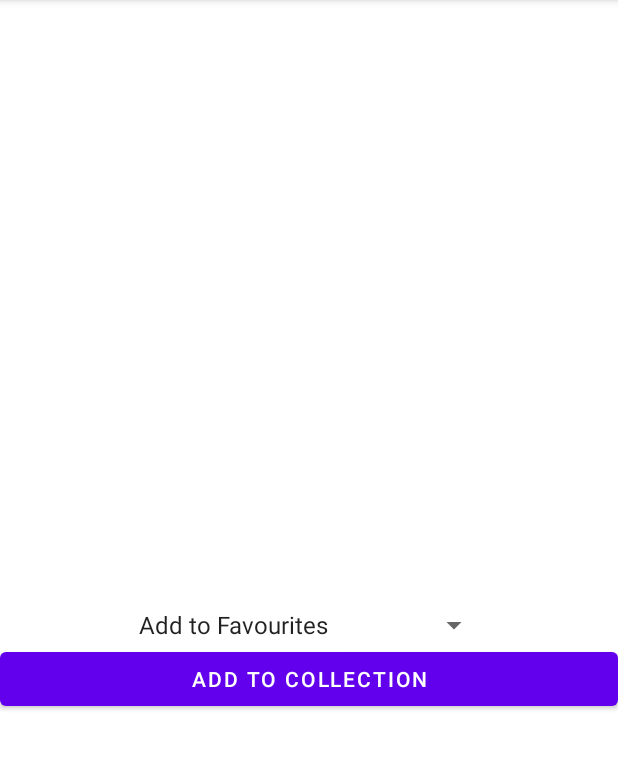
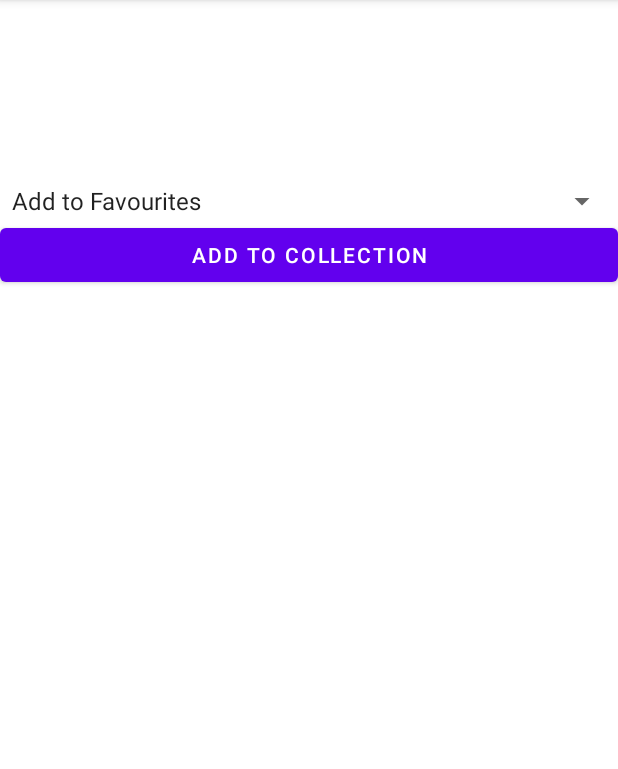
Before and after one commit to markusmeresma/mybooks, an Android app: the BookDetails screen opened directly, with no data from a screen before it, on a phone screen of 412 x 824 dp, the part 84-853 px from its top. Run offline under Robolectric (Android 15) with nearby library versions, the phone set to English and light mode, and no system bars; 1 statement that could not run was skipped.

```diff
--- a/app/src/main/java/com/example/mybooks/BooksAdapter.java
+++ b/app/src/main/java/com/example/mybooks/BooksAdapter.java
@@ -53,6 +53,10 @@ public class BooksAdapter extends RecyclerView.Adapter<BooksHolder> {
         holder.bindBook(b);
     }
 
+    /**
+     *
+     * @return
+     */
     public int getItemCount ()
     {
         return this.books.size();
--- a/app/src/main/java/com/example/mybooks/BooksHolder.java
+++ b/app/src/main/java/com/example/mybooks/BooksHolder.java
@@ -48,7 +48,6 @@ public class BooksHolder extends RecyclerView.ViewHolder implements View.OnClick
     public void onClick(View v) {
         // Sanity check
         if (this.book != null) {
-            Toast.makeText(this.context, "Clicked on " + this.book.getTitle(), Toast.LENGTH_LONG).show();
 
             Intent bookDetails = new Intent(itemView.getContext(), BookDetails.class);
             bookDetails.putExtra("book", this.book);
--- a/app/src/main/java/com/example/mybooks/CollectionsFragment.java
+++ b/app/src/main/java/com/example/mybooks/CollectionsFragment.java
@@ -63,6 +63,10 @@ public class CollectionsFragment extends Fragment {
         return view;
     }
 
+    /**
+     * Select a collection
+     * @param selectedCollection
+     */
     public void selectCollection (String selectedCollection)
     {
         String collection = selectedCollection;
--- a/app/src/main/java/com/example/mybooks/Utils.java
+++ b/app/src/main/java/com/example/mybooks/Utils.java
@@ -22,8 +22,7 @@ public class Utils {
     public Utils () {}
 
     /**
-     * Return string later
-     * Make private later
+     * Make google books API query
      * @param
      * @retun String
      */
--- a/app/src/main/res/layout/activity_book_details.xml
+++ b/app/src/main/res/layout/activity_book_details.xml
@@ -1,77 +1,64 @@
 <?xml version="1.0" encoding="utf-8"?>
-<LinearLayout xmlns:android="http://schemas.android.com/apk/res/android"
+<ScrollView xmlns:android="http://schemas.android.com/apk/res/android"
     xmlns:app="http://schemas.android.com/apk/res-auto"
     xmlns:tools="http://schemas.android.com/tools"
     android:layout_width="match_parent"
     android:layout_height="match_parent"
-    android:orientation="vertical"
-    android:gravity="center"
     tools:context=".BookDetails">
+
+
+        <LinearLayout
+            android:layout_width="match_parent"
+            android:layout_height="wrap_content"
+            android:orientation="vertical">
 
             <TextView
                 android:id="@+id/book_title_info"
                 android:layout_width="match_parent"
                 android:layout_height="wrap_content"
                 android:gravity="center_horizontal"
-        android:textAppearance="?android:attr/textAppearanceLarge"
-        app:layout_constraintBottom_toTopOf="@+id/btnAddToCollection"
-        app:layout_constraintTop_toTopOf="parent"
-        app:layout_constraintVertical_bias="0.025"
-        tools:layout_editor_absoluteX="0dp" />
+                android:textSize="28sp"
+                android:textStyle="bold"
+                android:textColor="@color/black"/>
 
             <TextView
                 android:id="@+id/book_subtitle_info"
                 android:layout_width="match_parent"
                 android:layout_height="wrap_content"
                 android:gravity="center_horizontal"
-        android:textAppearance="?android:attr/textAppearanceLarge"
-        app:layout_constraintBottom_toTopOf="@+id/spinner"
-        app:layout_constraintTop_toBottomOf="@+id/book_title_info"
-        app:layout_constraintVertical_bias="0.038"
-        tools:layout_editor_absoluteX="0dp" />
+                android:textSize="22sp"
+                android:textColor="@color/black"/>
 
             <TextView
                 android:id="@+id/book_authors_info"
                 android:layout_width="match_parent"
                 android:layout_height="wrap_content"
                 android:gravity="center_horizontal"
-        android:textAppearance="?android:attr/textAppearanceLarge"
-        app:layout_constraintBottom_toTopOf="@+id/spinner"
-        app:layout_constraintTop_toBottomOf="@+id/book_title_info"
-        app:layout_constraintVertical_bias="0.228"
-        tools:layout_editor_absoluteX="0dp" />
+                android:textSize="20sp"
+                android:textStyle="italic"
+                android:textColor="@color/black"/>
 
             <TextView
                 android:id="@+id/book_description_info"
                 android:layout_width="match_parent"
                 android:layout_height="wrap_content"
                 android:gravity="center_horizontal"
-        android:textAppearance="?android:attr/textAppearanceLarge"
-        app:layout_constraintBottom_toTopOf="@+id/spinner"
-        app:layout_constraintTop_toBottomOf="@+id/book_title_info"
-        app:layout_constraintVertical_bias="0.496"
-        tools:layout_editor_absoluteX="0dp" />
+                android:textSize="20sp"
+                android:textColor="@color/black"/>
 
             <Spinner
                 android:id="@+id/spinner"
-        android:layout_width="wrap_content"
+                android:layout_width="match_parent"
                 android:layout_height="wrap_content"
-        app:layout_constraintBottom_toTopOf="@+id/btnAddToCollection"
-        app:layout_constraintEnd_toEndOf="parent"
-        app:layout_constraintHorizontal_bias="0.498"
-        app:layout_constraintStart_toStartOf="parent"
-        app:layout_constraintTop_toBottomOf="@+id/book_title_info"
-        app:layout_constraintVertical_bias="0.967" />
+                android:layout_gravity="center" />
 
             <Button
                 android:id="@+id/btnAddToCollection"
                 android:layout_width="match_parent"
                 android:layout_height="wrap_content"
-        android:layout_marginBottom="4dp"
                 android:text="@string/Add_to_collections_Button"
-        app:layout_constraintBottom_toBottomOf="parent"
-        app:layout_constraintTop_toTopOf="parent"
-        app:layout_constraintVertical_bias="1.0"
-        tools:layout_editor_absoluteX="0dp" />
+                tools:layout_editor_absoluteX="0dp"
+                tools:layout_editor_absoluteY="0dp" />
+        </LinearLayout>
 
-</LinearLayout>
+</ScrollView>
--- a/app/src/main/res/layout/activity_check_collection.xml
+++ b/app/src/main/res/layout/activity_check_collection.xml
@@ -12,6 +12,12 @@
         android:layout_height="wrap_content"
         android:text="@string/check_data_title"/>
 
+    <Button
+        android:id="@+id/btnEmptyList"
+        android:layout_width="match_parent"
+        android:layout_height="wrap_content"
+        android:text="@string/empty_collection"/>
+
     <TextView
         android:id="@+id/check_selection"
         android:layout_width="fill_parent"
--- a/app/src/main/res/layout/book_entry.xml
+++ b/app/src/main/res/layout/book_entry.xml
@@ -12,7 +12,8 @@
         android:layout_height="wrap_content"
         android:layout_marginRight="20dp"
         android:textSize="18sp"
-        android:textStyle="bold"/>
+        android:textStyle="bold"
+        android:textColor="@color/black"/>
 
     <ImageView
         android:id="@+id/arrow_icon"
--- a/app/src/main/res/values/colors.xml
+++ b/app/src/main/res/values/colors.xml
@@ -7,4 +7,5 @@
     <color name="teal_700">#FF018786</color>
     <color name="black">#FF000000</color>
     <color name="white">#FFFFFFFF</color>
+    <color name="grey">#808080</color>
 </resources>
--- a/app/src/main/res/values/strings.xml
+++ b/app/src/main/res/values/strings.xml
@@ -25,4 +25,5 @@
     <string name="Currently_Reading">Currently Reading</string>
     <string name="Read">Read</string>
     <string name="check_data_title">TITLE - AUTHOR</string>
+    <string name="empty_collection">Empty Collection</string>
 </resources>
```
Also changed, not shown: app/src/main/java/com/example/mybooks/Book.java (+40 -0 lines), app/src/main/java/com/example/mybooks/BookDetails.java (+34 -4 lines), app/src/main/java/com/example/mybooks/CheckCollectionActivity.java (+32 -4 lines), app/src/main/java/com/example/mybooks/Collections.java (deleted, +0 -48 lines), app/src/main/java/com/example/mybooks/DatabaseManipulator.java (+18 -0 lines), app/src/main/java/com/example/mybooks/MoreFragment.java (+14 -1 lines), app/src/main/java/com/example/mybooks/SearchFragment.java (+12 -4 lines), app/src/main/java/com/example/mybooks/SearchTask.java (+4 -6 lines), app/src/main/res/layout/fragment_more.xml (+13 -2 lines). Lines whose indentation alone changed are shown as unchanged.
